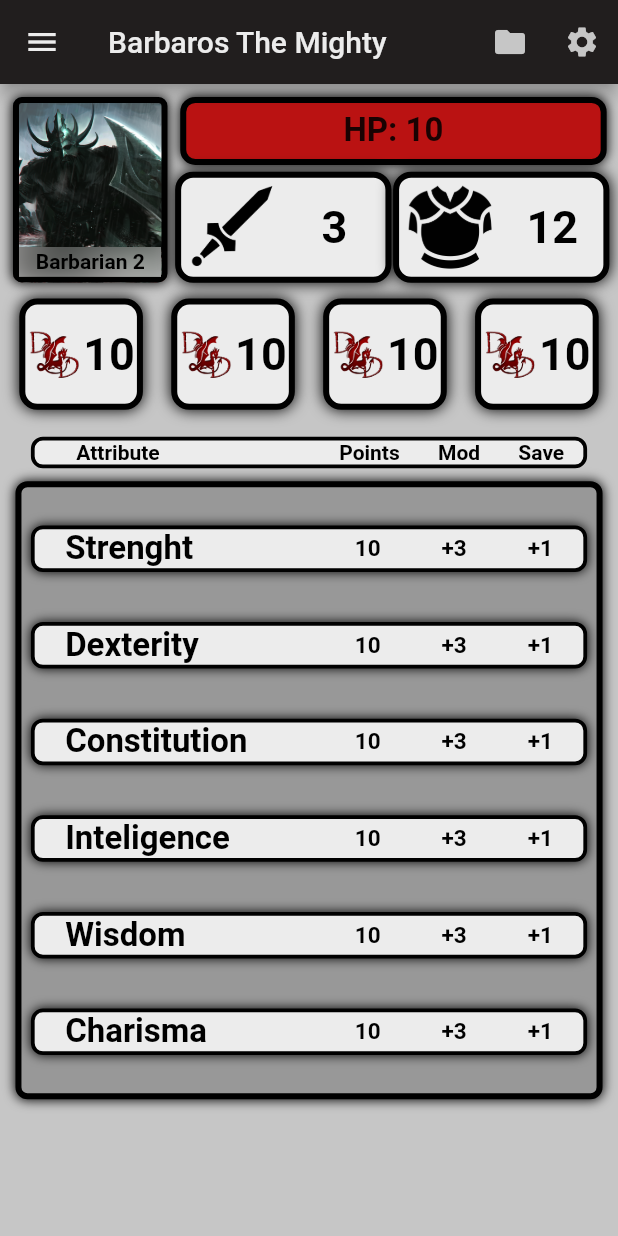
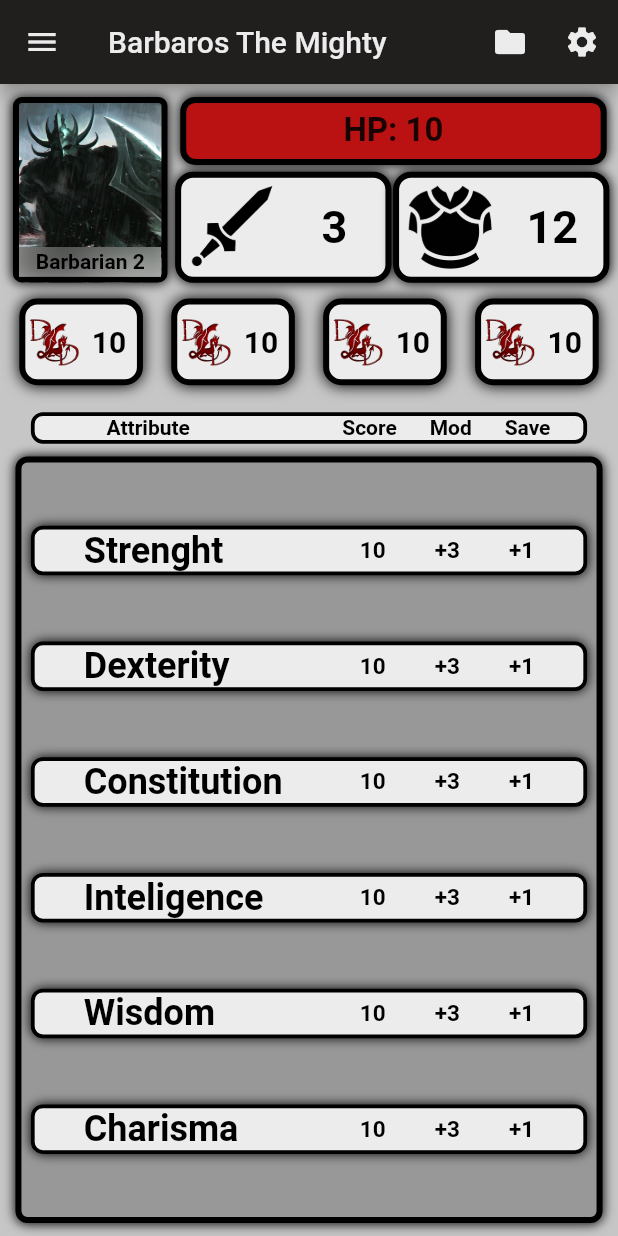
Before and after one commit to DC1996/5e_Char_Sheet, a Flutter app: the screen it shows after launch, on a phone screen of 412 x 824 dp. Run offline on Flutter 3.47's test engine with Material 2 defaults, Android fonts, the phone set to English and light mode, and no system bars.

Commit message:
Ver_0.4
Made the Ability table expandable hope its enough

```diff
--- a/lib/AbilityHeader.dart
+++ b/lib/AbilityHeader.dart
@@ -1,4 +1,5 @@
 import 'package:flutter/material.dart';
+import 'Styling.dart' as style;
 
 class AbilityHeader extends StatelessWidget {
 
@@ -9,8 +10,11 @@ class AbilityHeader extends StatelessWidget {
 
   @override
   Widget build(BuildContext context) {
+
+    final double abilityHeaderWidth = MediaQuery.of(context).size.width * 0.9;
+
     return new Container(
-      width: MediaQuery.of(context).size.width * 0.9,
+      width: abilityHeaderWidth,
       margin: new EdgeInsets.fromLTRB(
           4.6,
           12.0,
@@ -26,23 +30,23 @@ class AbilityHeader extends StatelessWidget {
           )
       ),
       child: new Row(
-        mainAxisAlignment: MainAxisAlignment.spaceAround,
+        mainAxisAlignment: MainAxisAlignment.spaceEvenly,
         children: <Widget>[
           new Container(
-            width: MediaQuery.of(context).size.width * 0.4,
+            width: abilityHeaderWidth/2.3,
             child: new Column(
               crossAxisAlignment: CrossAxisAlignment.start,
               children: <Widget>[
                 new Padding(
-                  padding: new EdgeInsets.only(left: 15.0),
+                  padding: new EdgeInsets.only(left: 26.0),
                   child: new Text('Attribute', style: header,)
-                )
+                ),
               ],
             ),
           ),
           new Column(
             children: <Widget>[
-              new Text('Points', style: header,),
+              new Text('Score', style: header,),
             ],
           ),
           new Column(
--- a/lib/AbilityRow.dart
+++ b/lib/AbilityRow.dart
@@ -1,4 +1,5 @@
 import 'package:flutter/material.dart';
+import 'Styling.dart' as style;
 
 class AbilityRow extends StatelessWidget {
 
@@ -21,27 +22,25 @@ class AbilityRow extends StatelessWidget {
   );
 
   final TextStyle ability = new TextStyle(
-    fontSize: 22.0,
+    fontSize: 24.0,
     color: Colors.black,
     fontWeight: FontWeight.bold,
   );
 
   @override
   Widget build(BuildContext context) {
+    final double abilityRowWidth = MediaQuery.of(context).size.width * 0.9;
     return new Container(
-      width: MediaQuery.of(context).size.width * 0.9,
+      width: abilityRowWidth,
       margin: new EdgeInsets.fromLTRB(
           2.0,
-          8.0,
           2.0,
-          8.0),
+          2.0,
+          2.0),
       decoration: new BoxDecoration(
           color:  Color(0xFFececec),
           shape: BoxShape.rectangle,
-          boxShadow: [new BoxShadow(
-            color: Colors.black,
-            blurRadius: 6.0,
-          )],
+          boxShadow: [style.blackShadow],
           borderRadius: new BorderRadius.circular(8.0),
           border: new Border.all(
             width: 2.5,
@@ -49,10 +48,11 @@ class AbilityRow extends StatelessWidget {
           )
       ),
         child: new Row(
-        mainAxisAlignment: MainAxisAlignment.spaceAround,
+          mainAxisAlignment: MainAxisAlignment.spaceEvenly,
           children: <Widget>[
             new Container(
-            width: MediaQuery.of(context).size.width * 0.37,
+              width: abilityRowWidth/2.45,
+              alignment: Alignment.centerLeft,
               child: new Column(
                 crossAxisAlignment: CrossAxisAlignment.start,
                 children: <Widget>[
--- a/lib/AbilityTable.dart
+++ b/lib/AbilityTable.dart
@@ -1,10 +1,13 @@
 import 'package:flutter/material.dart';
+import 'Styling.dart' as style;
 import 'AbilityRow.dart';
+
 
 class AbilityTable extends StatelessWidget {
   @override
   Widget build(BuildContext context) {
-    return Container(
+    return new Expanded(
+        child: new Container(
           height: (MediaQuery.of(context).size.height * 0.5),
           width: MediaQuery.of(context).size.width * 0.95,
           margin: new EdgeInsets.all(8.6),
@@ -14,10 +17,7 @@ class AbilityTable extends StatelessWidget {
               width: 4.0,
               style: BorderStyle.solid,
             ),
-        boxShadow: [new BoxShadow(
-          color: Colors.black,
-          blurRadius: 6.0,
-        )],
+            boxShadow: [style.blackShadow],
             color: Color(0xFF989898),
             shape: BoxShape.rectangle,
             borderRadius: new BorderRadius.circular(8.0),
@@ -34,6 +34,7 @@ class AbilityTable extends StatelessWidget {
               new AbilityRow('Charisma', '10', '+3', '+1'),
             ],
           ),
+        ),
     );
   }
 
--- /dev/null
+++ b/lib/AppDrawer.dart
@@ -0,0 +1,14 @@
+import 'package:flutter/material.dart';
+import 'DrawerRow.dart';
+import 'Styling.dart' as style;
+
+Drawer AppDrawer = new Drawer(
+  child: new ListView(
+    children: <Widget>[
+      new DrawerRow('Character'),
+      new DrawerRow('Equipment'),
+      new DrawerRow('Weapons'),
+      new DrawerRow('Spells'),
+    ],
+  ),
+);
--- a/lib/CharImage.dart
+++ b/lib/CharImage.dart
@@ -1,4 +1,5 @@
 import 'package:flutter/material.dart';
+import 'Styling.dart' as style;
 import 'dart:ui' hide TextStyle;
 
 class CharImage extends StatelessWidget {
@@ -23,10 +24,7 @@ class CharImage extends StatelessWidget {
           color: Colors.black,
           width: 4.0,
         ),
-        boxShadow: [new BoxShadow(
-          color: Colors.black,
-          blurRadius: 6.0,
-        )],
+        boxShadow: [style.blackShadow],
         shape: BoxShape.rectangle,
         borderRadius: new BorderRadius.circular(6.0),
         image: new DecorationImage(
--- a/lib/HealthBar.dart
+++ b/lib/HealthBar.dart
@@ -1,4 +1,5 @@
 import 'package:flutter/material.dart';
+import 'Styling.dart' as style;
 
 class HealthBar extends StatelessWidget {
 
@@ -21,10 +22,7 @@ class HealthBar extends StatelessWidget {
           color: Colors.black,
           width: 4.0,
         ),
-        boxShadow: [new BoxShadow(
-          color: Colors.black,
-          blurRadius: 6.0,
-        )],
+        boxShadow: [style.blackShadow],
         shape: BoxShape.rectangle,
         borderRadius: new BorderRadius.circular(10.0),
         color: Color(0xffba1212),
--- a/lib/HomePage.dart
+++ b/lib/HomePage.dart
@@ -1,11 +1,14 @@
 import 'package:flutter/material.dart';
-import 'DrawerRow.dart'; //zobrazenie riadka v drawer-i
+import 'package:flutter/services.dart';
+import 'AppDrawer.dart'; //zobrazenie riadka v drawer-i
 import 'CharImage.dart'; //zobrazenie obrázka character-u
 import 'HealthBar.dart'; //HP zobrazenie
 import 'InfoCont.dart'; //Initiate + AC zobrazenie
 import 'InfoBar.dart';
 import 'AbilityHeader.dart';
 import 'AbilityTable.dart';
+
+import 'Styling.dart' as style;
 
 //toto je vlastne čo vidíme v appke
 //TOTO BUDEME MUSIEŤ PREROBIŤ NA STATEFUL aby sme mohli meniť veci podla inputu...
@@ -18,37 +21,33 @@ class HomePage extends StatelessWidget {
 
   @override
   Widget build(BuildContext context) {
-    //pozadie našej applikácie
+    //blocks re-rendering when phone is tilted
+    SystemChrome.setPreferredOrientations([
+      DeviceOrientation.portraitUp,
+    ]);
+    //disable status bar
+    SystemChrome.setEnabledSystemUIOverlays([SystemUiOverlay.bottom]);
+    //the main screen
     return new Scaffold(
       backgroundColor: Color(0xFFc6c6c6),
       //App Drawer ------------------------
-      drawer: new Drawer(
-        child: new ListView(
-          children: <Widget>[
-            //toto bude potrebovať remake lebo sa to divne správa ak dáš padding
-            //asi
-            new DrawerRow('Character'),
-            new DrawerRow('Equipment'),
-            new DrawerRow('Weapons'),
-            new DrawerRow('Spells'),
-          ],
-        ),
-      ),
+      drawer: AppDrawer,
       //App Bar ----------------------------
       //zatial naštýlovaný tuto lebo neviem ako spraviť zvlásť subor Xd
       appBar: new AppBar(
         backgroundColor: Color(0xFF211e1e),
-        iconTheme: new IconThemeData(color: Color(0xFFececec)),
+        iconTheme: new IconThemeData(color:  Color(0xFFececec)),
         title: new Text(charName,
             textAlign: TextAlign.left,
+            maxLines: 2,
             style: new TextStyle(
               fontSize: 20.0,
               color: Color(0xFFececec),
             ),
           ),
         actions: <Widget>[
-          new IconButton(icon: new Icon(Icons.folder, color: Color(0xFFc6c6c6)), onPressed: null),
-          new IconButton(icon: new Icon(Icons.settings,color: Color(0xFFc6c6c6)), onPressed: null),
+          new IconButton(icon: new Icon(Icons.folder, color:  Color(0xFFececec)), onPressed: null),
+          new IconButton(icon: new Icon(Icons.settings,color:  Color(0xFFececec)), onPressed: null),
         ],
       ),
       //App Body ---------------------------
--- a/lib/InfoCont.dart
+++ b/lib/InfoCont.dart
@@ -1,4 +1,5 @@
 import 'package:flutter/material.dart';
+import 'Styling.dart' as style;
 // #INFORAMTION CONTAINER
 
 class InfoCont extends StatelessWidget {
@@ -21,10 +22,7 @@ class InfoCont extends StatelessWidget {
         height: MediaQuery.of(context).size.height * 0.09,
         //STYLING ----------------------------------------
         decoration: new BoxDecoration(
-          boxShadow: [new BoxShadow(
-            color: Colors.black,
-            blurRadius: 8.0,
-          )],
+          boxShadow: [style.blackShadow],
           border: new Border.all(
             color: Colors.black,
             width: 4.0,
--- a/lib/InfoCont2.dart
+++ b/lib/InfoCont2.dart
@@ -14,7 +14,7 @@ class InfoCont2 extends StatelessWidget {
     return new Container( //alignment: Alignment.centerRight,
         margin: new EdgeInsets.all(6.0),
         width: MediaQuery.of(context).size.width * 0.2, // screen width - ( image width + paddings)
-        height: MediaQuery.of(context).size.height * 0.09,
+        height: MediaQuery.of(context).size.height * 0.07,
         //STYLING ----------------------------------------
         decoration: new BoxDecoration(
           boxShadow: [new BoxShadow(
@@ -44,7 +44,7 @@ class InfoCont2 extends StatelessWidget {
                     child: new Text(value,
                       style: new TextStyle(
                         color: Colors.black,
-                        fontSize: 30.0,
+                        fontSize: 20.0,
                         fontWeight: FontWeight.bold,
                       ),
                     )
--- /dev/null
+++ b/lib/Styling.dart
@@ -0,0 +1,7 @@
+import 'package:flutter/material.dart';
+
+//BOX SHADOW FOR VARIOUS CONTAINERS
+BoxShadow blackShadow = new BoxShadow(
+  color: Colors.black,
+  blurRadius: 6.0,
+);
```
Lines whose indentation alone changed are shown as unchanged.
